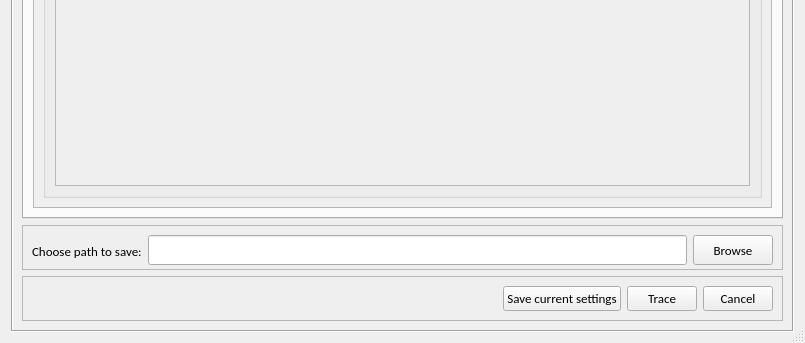
Before: the Qt Designer form hackathon/MK/Fragmented_autoTrace/fragmentedTraceUI.ui in Vaa3D/vaa3d_tools, drawn with Qt 5; both pictures show x 0 to 805 and y 643 to 986 of the 805 by 986 pixel window.
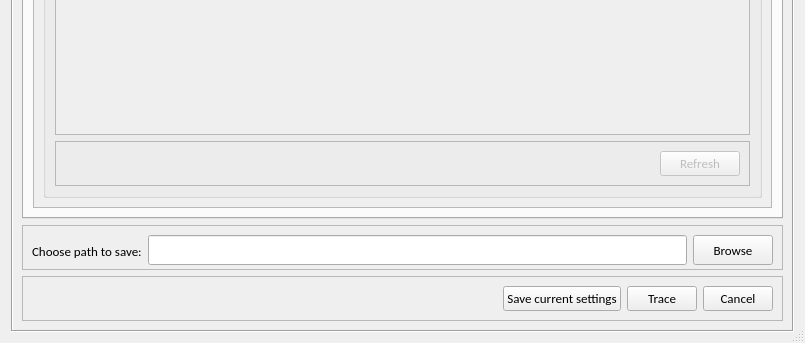
After: the same form once the commit is applied.

Commit message: FragTrace v0.8.4 beta

```diff
--- a/hackathon/MK/Fragmented_autoTrace/fragmentedTraceUI.ui
+++ b/hackathon/MK/Fragmented_autoTrace/fragmentedTraceUI.ui
@@ -952,6 +952,44 @@
                  <item>
                   <widget class="QListView" name="listView_2"/>
                  </item>
+                 <item>
+                  <widget class="QFrame" name="frame_9">
+                   <property name="frameShape">
+                    <enum>QFrame::StyledPanel</enum>
+                   </property>
+                   <property name="frameShadow">
+                    <enum>QFrame::Raised</enum>
+                   </property>
+                   <layout class="QHBoxLayout" name="horizontalLayout_5">
+                    <item>
+                     <spacer name="horizontalSpacer_6">
+                      <property name="orientation">
+                       <enum>Qt::Horizontal</enum>
+                      </property>
+                      <property name="sizeHint" stdset="0">
+                       <size>
+                        <width>556</width>
+                        <height>20</height>
+                       </size>
+                      </property>
+                     </spacer>
+                    </item>
+                    <item>
+                     <widget class="QPushButton" name="pushButton_9">
+                      <property name="font">
+                       <font>
+                        <weight>50</weight>
+                        <bold>false</bold>
+                       </font>
+                      </property>
+                      <property name="text">
+                       <string>Refresh</string>
+                      </property>
+                     </widget>
+                    </item>
+                   </layout>
+                  </widget>
+                 </item>
                 </layout>
                </widget>
               </item>
```
Left out of the diff: 17 changed lines with no effect on the pictures. The commit also changes 2 other files.
